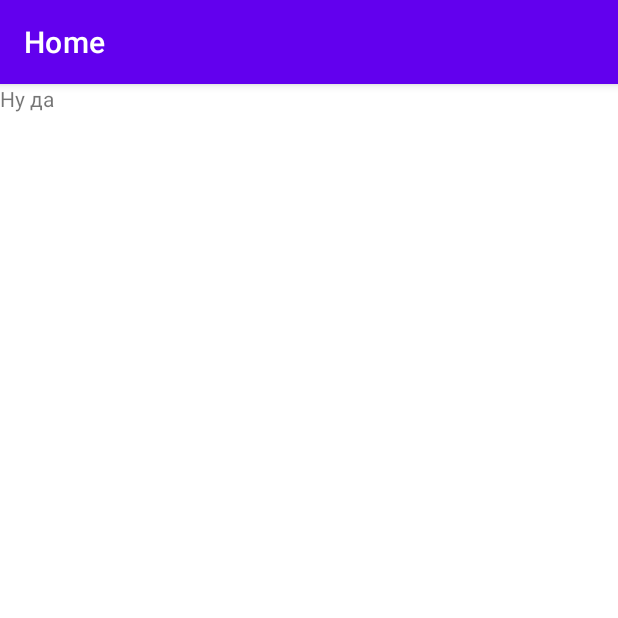
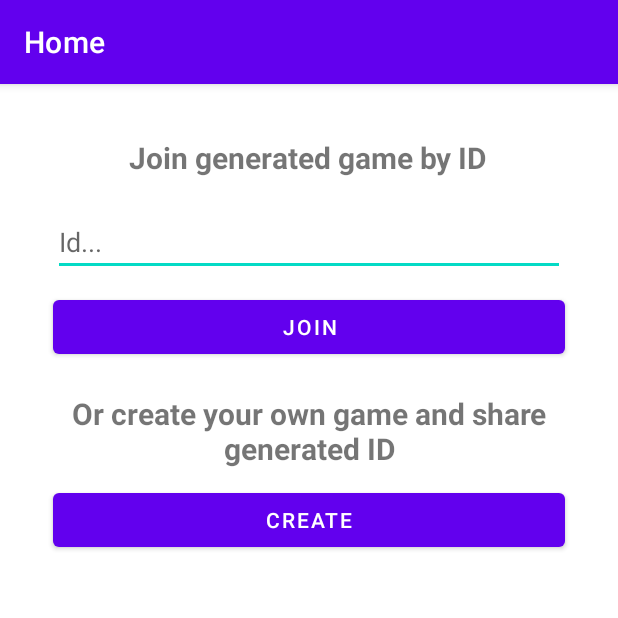
Before and after one commit to AlexanderZaletilo/PPO, an Android app: the HomeFragment screen opened directly, with no data from a screen before it, on a phone screen of 412 x 824 dp, the top half of it. Run offline under Robolectric (Android 15) with nearby library versions, the phone set to English and light mode, and no system bars; our stand-ins replace Firebase (no records; nobody signed in at launch, a user with empty details on screens opened directly), navigation-ui.

Commit message:
complete home fragment && added empty game fragment. basic firebase interaction

```diff
--- a/lab3/app/build.gradle
+++ b/lab3/app/build.gradle
@@ -46,8 +46,10 @@ dependencies {
     androidTestImplementation 'androidx.test.espresso:espresso-core:3.3.0'
     implementation platform('com.google.firebase:firebase-bom:26.1.1')
     implementation 'com.google.firebase:firebase-database'
+    implementation 'com.google.firebase:firebase-database-ktx'
     implementation 'com.google.firebase:firebase-auth'
     implementation 'com.google.firebase:firebase-auth-ktx'
 }
 apply plugin: 'com.android.application'
 apply plugin: 'com.google.gms.google-services'
+apply plugin: "androidx.navigation.safeargs"
--- a/lab3/app/src/main/java/com/example/lab3/HomeFragment.kt
+++ b/lab3/app/src/main/java/com/example/lab3/HomeFragment.kt
@@ -1,23 +1,67 @@
-package com.example.lab2
+package com.example.lab3
 
 import android.os.Bundle
 import android.view.LayoutInflater
 import android.view.MenuItem
 import android.view.View
 import android.view.ViewGroup
+import android.widget.Button
+import android.widget.EditText
+import android.widget.TextView
 import androidx.fragment.app.Fragment
+import androidx.navigation.findNavController
 import com.example.lab3.R
+import com.google.firebase.auth.FirebaseAuth
+import com.google.firebase.auth.ktx.auth
+import com.google.firebase.database.*
+import com.google.firebase.database.ktx.getValue
+import com.google.firebase.ktx.Firebase
 
 
 class HomeFragment : Fragment() {
 
+    private lateinit var database: DatabaseReference
+    private lateinit var errorsTextView: TextView
 
     override fun onCreateView(
         inflater: LayoutInflater, container: ViewGroup?,
         savedInstanceState: Bundle?
     ): View? {
         val view = inflater.inflate(R.layout.fragment_home, container, false)
-
+        val createButton = view.findViewById<Button>(R.id.game_button_create)
+        val IdEditText = view.findViewById<EditText>(R.id.game_lobby_edittext)
+        errorsTextView = view.findViewById(R.id.game_lobby_errors)
+        database = FirebaseDatabase.getInstance().getReference()
+        createButton.setOnClickListener {
+            val id = database.push().getKey()
+            database.child(id!!).child("server").setValue(Firebase.auth.currentUser!!.email)
+            val action = HomeFragmentDirections.toGame(id, true)
+            view.findNavController().navigate(action)
+        }
+        val joinButton = view.findViewById<Button>(R.id.game_button_join)
+        joinButton.setOnClickListener {
+            val id = IdEditText.text.toString()
+            val listener = object : ValueEventListener {
+                override fun onDataChange(dataSnapshot: DataSnapshot) {
+                    errorsTextView.visibility = TextView.VISIBLE
+                    if(dataSnapshot.exists() && !dataSnapshot.child("client").exists()) {
+                        val value = dataSnapshot.getValue<String>()
+                        database.child(value!!).child("client").setValue(Firebase.auth.currentUser!!.email)
+                        val action = HomeFragmentDirections.toGame(value!!, false)
+                        view.findNavController().navigate(action)
+                    }
+                    else {
+                        errorsTextView.text = "Invalid ID"
+                        errorsTextView.visibility = TextView.VISIBLE
+                    }
+                }
+                override fun onCancelled(databaseError: DatabaseError) {
+                    errorsTextView.visibility = TextView.VISIBLE
+                    errorsTextView.text = databaseError.toException().toString()
+                }
+            }
+            database.child(id).addListenerForSingleValueEvent(listener)
+        }
         return view
     }
 
--- a/lab3/app/src/main/java/com/example/lab3/game/Ship.kt
+++ b/lab3/app/src/main/java/com/example/lab3/game/Ship.kt
@@ -8,11 +8,11 @@ class Ship {
     constructor(start: Point, end: Point)
     {
         startPoint = start
-        isHorizontal = start.first == end.first
+        isHorizontal = start.row == end.row
         length = if(isHorizontal)
-                    kotlin.math.abs(start.second - end.second)
+                    kotlin.math.abs(start.row - end.row)
                 else
-                    kotlin.math.abs(start.first - end.first)
+                    kotlin.math.abs(start.col - end.col)
         isBrokenParts = Array<Boolean>(length) { false }
     }
 
--- a/lab3/app/src/main/res/layout/fragment_home.xml
+++ b/lab3/app/src/main/res/layout/fragment_home.xml
@@ -1,10 +1,46 @@
 <?xml version="1.0" encoding="utf-8"?>
-<ScrollView
+<LinearLayout xmlns:android="http://schemas.android.com/apk/res/android"
+    android:layout_width="match_parent"
     android:layout_height="match_parent"
-    xmlns:android="http://schemas.android.com/apk/res/android"
-    android:layout_width="match_parent">
+    android:gravity="center_horizontal"
+    android:orientation="vertical"
+    android:padding="15dp">
+
     <TextView
-        android:layout_width="wrap_content"
+        android:layout_marginTop="20dp"
+        android:text="@string/join_game_label"
+        style="@style/game_lobby_textview" />
+
+    <EditText
+        android:id="@+id/game_lobby_edittext"
+        style="@style/game_lobby_button"
+        android:layout_marginTop="20dp"
+        android:hint="@string/id_dots" />
+
+    <Button
+        android:id="@+id/game_button_join"
+        android:layout_marginTop="10dp"
+        android:text="@string/join"
+        style="@style/game_lobby_button" />
+
+    <TextView
+        android:id="@+id/textView"
+        style="@style/game_lobby_textview"
+        android:layout_marginTop="20dp"
+        android:text="@string/create_game_label" />
+
+    <Button
+        android:id="@+id/game_button_create"
+        android:layout_marginTop="10dp"
+        style="@style/game_lobby_button"
+        android:text="@string/create" />
+
+    <TextView
+        android:id="@+id/game_lobby_errors"
+        style="@style/game_lobby_textview"
+        android:layout_width="match_parent"
         android:layout_height="wrap_content"
-        android:text="Ну да "/>
-</ScrollView>
+        android:layout_marginTop="20dp"
+        android:textColor="#EA0F0F"
+        android:visibility="gone" />
+</LinearLayout>
--- a/lab3/app/src/main/res/navigation/mobile_navigation.xml
+++ b/lab3/app/src/main/res/navigation/mobile_navigation.xml
@@ -5,8 +5,22 @@
     app:startDestination="@+id/home_dest">
     <fragment
         android:id="@+id/home_dest"
-        android:name="com.example.lab2.HomeFragment"
+        android:name="com.example.lab3.HomeFragment"
         android:label="Home"
         tools:layout="@layout/fragment_home">
+        <action
+            android:id="@+id/to_game"
+            app:destination="@+id/game_dest">
+        </action>
+    </fragment>
+    <fragment
+        android:id="@+id/game_dest"
+        android:name="com.example.lab3.GameFragment"
+        android:label="Home"
+        tools:layout="@layout/fragment_game">
+        <argument app:argType="string"
+            android:name="ID"/>
+        <argument app:argType="boolean"
+            android:name="isHost"/>
     </fragment>
 </navigation>
--- a/lab3/app/src/main/res/values/strings.xml
+++ b/lab3/app/src/main/res/values/strings.xml
@@ -8,4 +8,9 @@
     <string name="email">Email</string>
     <string name="repeat">Repeat</string>
     <string name="register">Register</string>
+    <string name="create_game_label">Or create your own game and share generated ID</string>
+    <string name="create">Create</string>
+    <string name="join">Join</string>
+    <string name="id_dots">Id...</string>
+    <string name="join_game_label">Join generated game by ID</string>
 </resources>
--- a/lab3/app/src/main/res/values/styles.xml
+++ b/lab3/app/src/main/res/values/styles.xml
@@ -5,4 +5,19 @@
         <item name="android:layout_marginEnd">20dp</item>
         <item name="android:singleLine">true</item>
     </style>
+
+    <style name="game_lobby_textview">
+        <item name="android:layout_width">wrap_content</item>
+        <item name="android:layout_height">wrap_content</item>
+        <item name="android:textSize">20sp</item>
+        <item name="android:textStyle">bold</item>
+        <item name="android:textAlignment">center</item>
+    </style>
+
+    <style name="game_lobby_button">
+        <item name="android:layout_width">match_parent</item>
+        <item name="android:layout_height">wrap_content</item>
+        <item name="android:layout_marginStart">20dp</item>
+        <item name="android:layout_marginEnd">20dp</item>
+    </style>
 </resources>
--- a/lab3/build.gradle
+++ b/lab3/build.gradle
@@ -9,6 +9,7 @@ buildscript {
         classpath "com.android.tools.build:gradle:4.1.1"
         classpath "org.jetbrains.kotlin:kotlin-gradle-plugin:$kotlin_version"
         classpath 'com.google.gms:google-services:4.3.4'
+        classpath "androidx.navigation:navigation-safe-args-gradle-plugin:2.3.2"
         // NOTE: Do not place your application dependencies here; they belong
         // in the individual module build.gradle files
     }
```
Also changed, not shown: lab3/app/src/main/java/com/example/lab3/GameFragment.kt (added, +22 -0 lines), lab3/app/src/main/res/layout/fragment_game.xml (added, +18 -0 lines).
